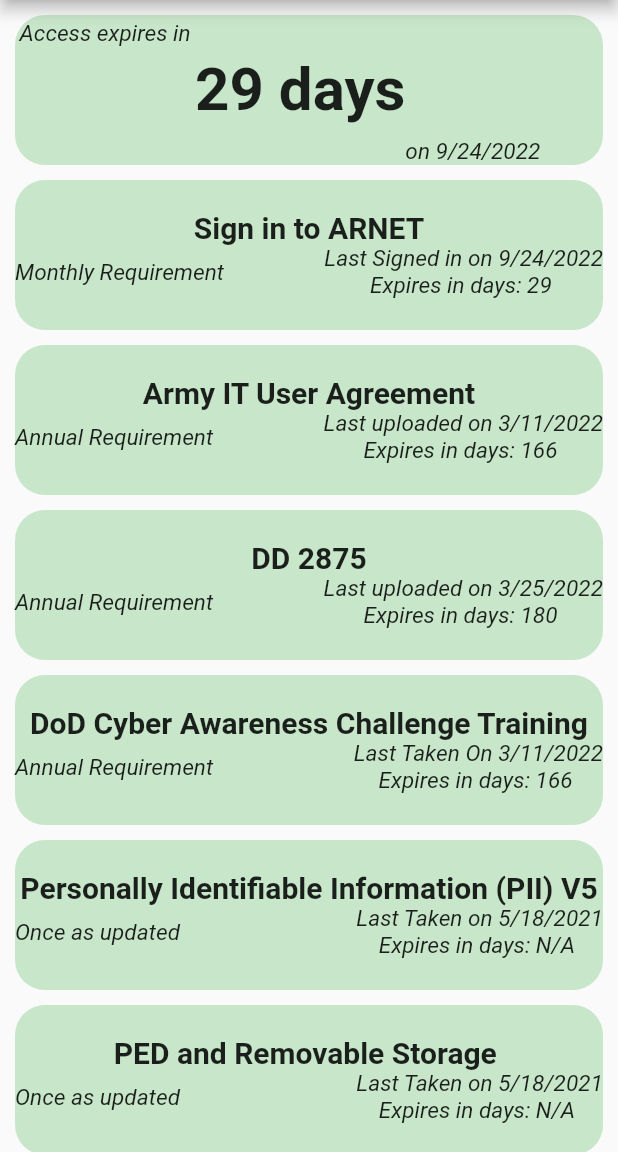
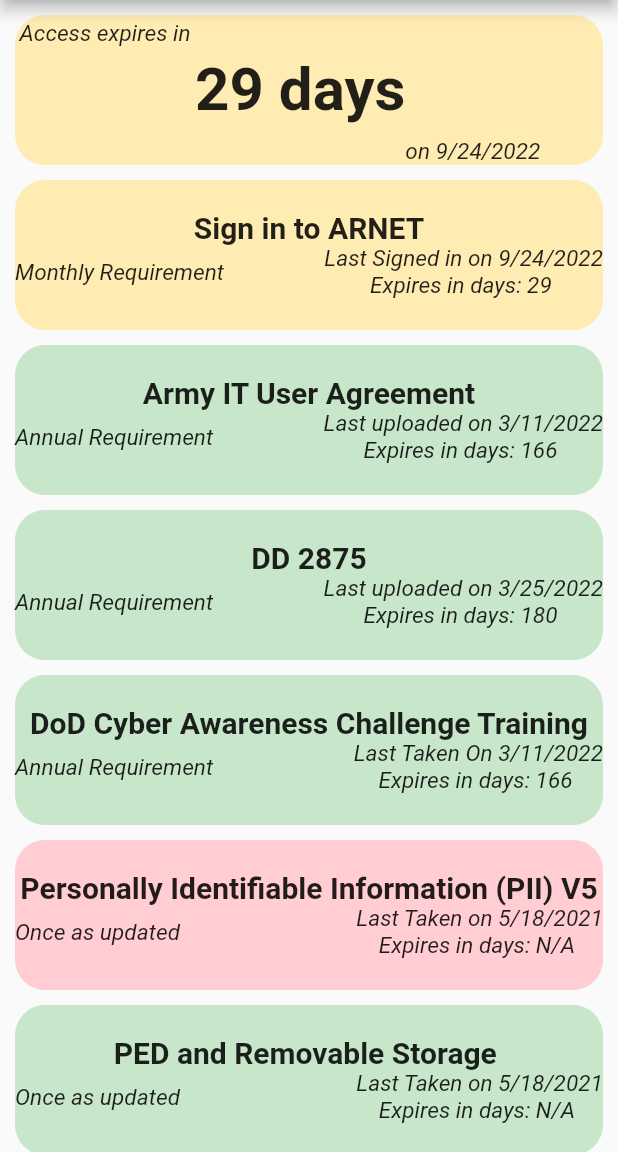
Before and after one commit to zumy-app/ARNET-Helper, a Flutter app: the screen it shows after launch, on a phone screen of 412 x 824 dp, the part 84-1236 px from its top. Run offline on Flutter 3.47's test engine with Material 2 defaults, Android fonts, the phone set to English and light mode, and no system bars.

Commit message:
Fixed color issues. There's still a bug. On it.

```diff
--- a/lib/main.dart
+++ b/lib/main.dart
@@ -347,7 +347,7 @@ class Summary extends StatelessWidget {
         ],
       ),
       decoration: BoxDecoration(
-          color: Colors.green[100], borderRadius: BorderRadius.circular(20)),
+          color: this.map['color'], borderRadius: BorderRadius.circular(20)),
     );
   }
 }
@@ -406,7 +406,7 @@ class Requirement extends StatelessWidget {
         ],
       ),
       decoration: BoxDecoration(
-          color: Colors.green[100], borderRadius: BorderRadius.circular(20)),
+          color: map['color'], borderRadius: BorderRadius.circular(20)),
     );
   }
 }
```
